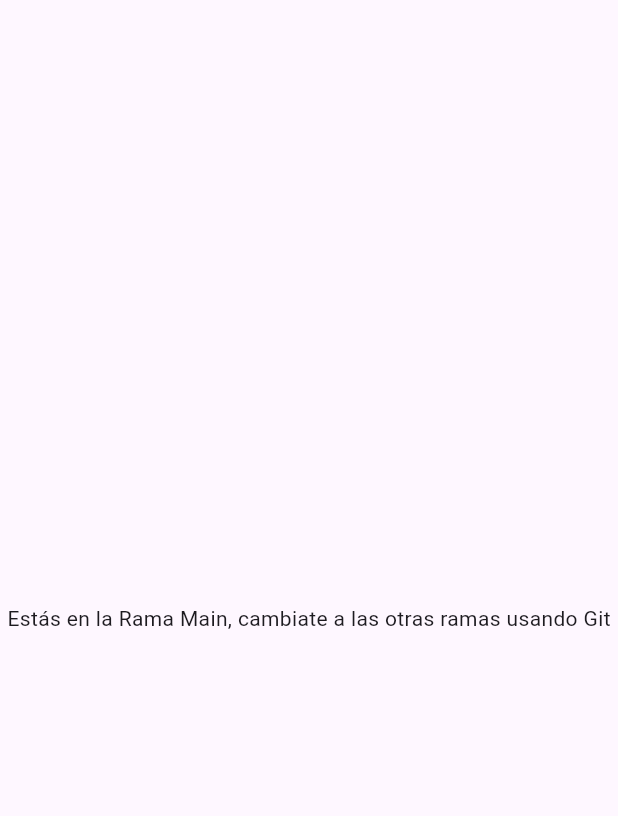
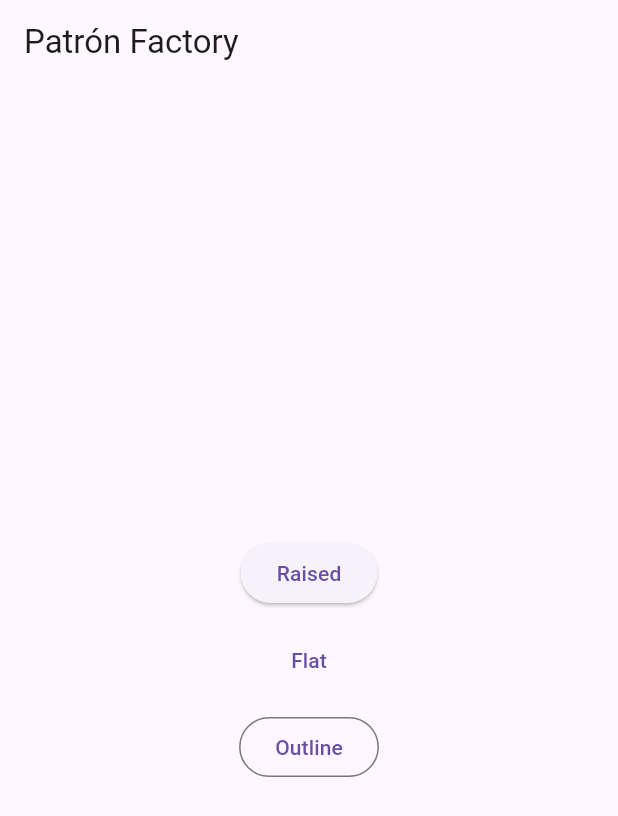
Before and after one commit to narmeshit/patterns, a Flutter app: the screen it shows after launch, on a phone screen of 412 x 824 dp. Shown: the top 816 px of the screen. Run offline on Flutter 3.47's test engine with Material 3 defaults, Android fonts, the light colour scheme and no system bars.

Commit message:
agregando rama factory

```diff
--- /dev/null
+++ b/lib/button_factory.dart
@@ -0,0 +1,33 @@
+import 'package:flutter/material.dart';
+
+enum ButtonType {
+  raised,
+  flat,
+  outline;
+}
+
+class ButtonFactory {
+  static Widget createButton(
+      ButtonType type, String text, VoidCallback onPressed) {
+    switch (type) {
+      case ButtonType.raised:
+        return ElevatedButton(
+          onPressed: onPressed,
+          child: Text(text),
+        );
+      case ButtonType.flat:
+        return TextButton(
+          onPressed: onPressed,
+          child: Text(text),
+        );
+      case ButtonType.outline:
+        return OutlinedButton(
+          onPressed: onPressed,
+          child: Text(text),
+        );
+
+      default:
+        return Container();
+    }
+  }
+}
--- a/lib/main.dart
+++ b/lib/main.dart
@@ -1,4 +1,5 @@
 import 'package:flutter/material.dart';
+import 'package:patterns/button_factory.dart';
 
 void main() {
   runApp(const MainApp());
@@ -9,10 +10,35 @@ class MainApp extends StatelessWidget {
 
   @override
   Widget build(BuildContext context) {
-    return const MaterialApp(
+    return MaterialApp(
+      debugShowCheckedModeBanner: false,
       home: Scaffold(
+        appBar: AppBar(
+          title: const Text('Patrón Factory'),
+        ),
         body: Center(
-          child: Text('Estás en la Rama Main, cambiate a las otras ramas usando Git'),
+          child: Column(
+            mainAxisAlignment: MainAxisAlignment.center,
+            children: [
+              ButtonFactory.createButton(
+                ButtonType.raised,
+                "Raised",
+                () => print('pressed button raised'),
+              ),
+              SizedBox(height: 10),
+               ButtonFactory.createButton(
+                ButtonType.flat,
+                "Flat",
+                () => print('pressed button flat'),
+              ),
+              SizedBox(height: 10),
+               ButtonFactory.createButton(
+                ButtonType.outline,
+                "Outline",
+                () => print('pressed button outline'),
+              ),
+            ],
+          ),
         ),
       ),
     );
```
Also changed, not shown: 1 other file.
